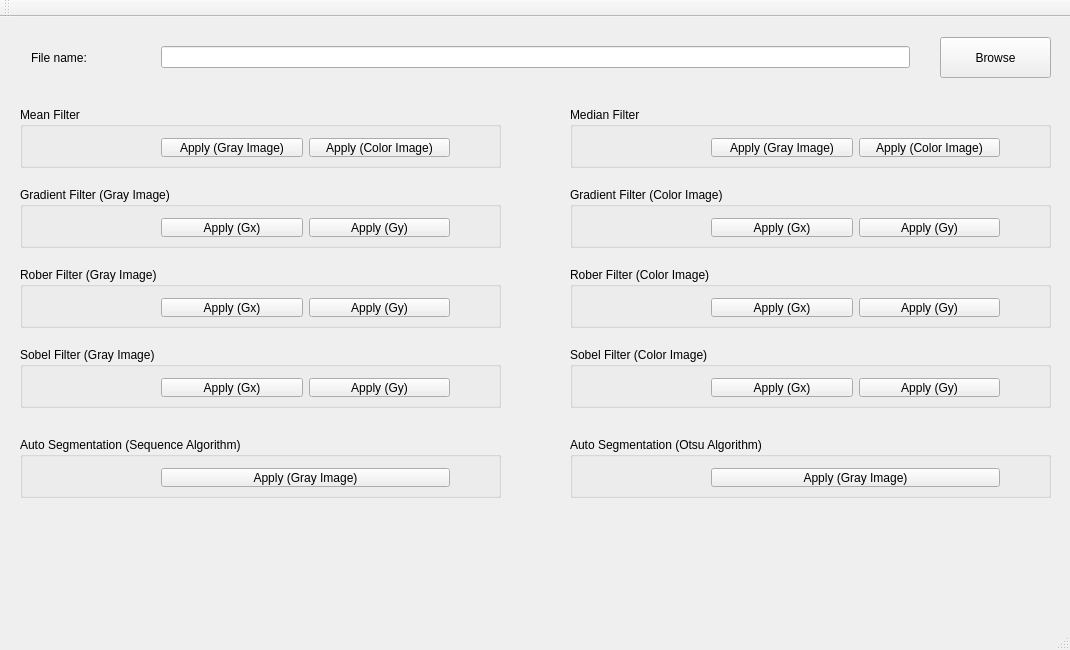
Above: src/ImageProcessingFilters/mainwindow.ui from luuthanhvan/Image-Processing before the change. Below: the same form after it.
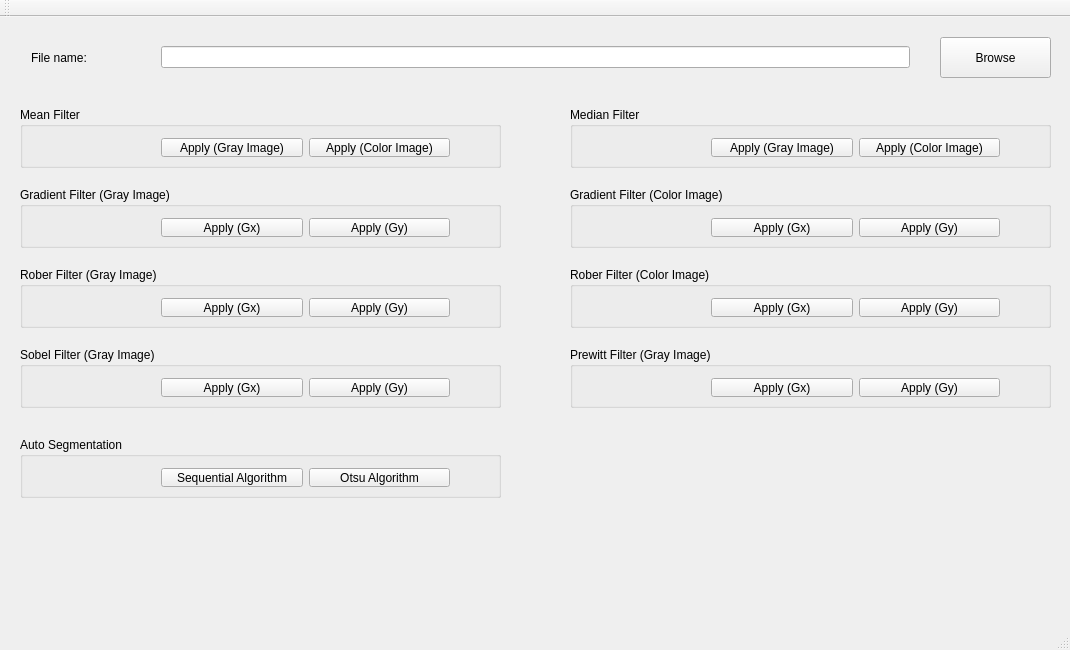
That is the form after the change.

Commit message: Update Otsu thresholder algorithm

The edit to the form file:
```diff
--- a/src/ImageProcessingFilters/mainwindow.ui
+++ b/src/ImageProcessingFilters/mainwindow.ui
@@ -334,45 +334,6 @@
      </layout>
     </widget>
    </widget>
-   <widget class="QGroupBox" name="gBox_sobelFilter_Color">
-    <property name="geometry">
-     <rect>
-      <x>570</x>
-      <y>330</y>
-      <width>481</width>
-      <height>61</height>
-     </rect>
-    </property>
-    <property name="title">
-     <string>Sobel Filter (Color Image)</string>
-    </property>
-    <widget class="QWidget" name="layoutWidget_12">
-     <property name="geometry">
-      <rect>
-       <x>130</x>
-       <y>20</y>
-       <width>311</width>
-       <height>41</height>
-      </rect>
-     </property>
-     <layout class="QHBoxLayout" name="horizontalLayout_sobelFilter_Color">
-      <item>
-       <widget class="QPushButton" name="btn_sobelFilter_Gx_Color">
-        <property name="text">
-         <string>Apply (Gx)</string>
-        </property>
-       </widget>
-      </item>
-      <item>
-       <widget class="QPushButton" name="btn_sobelFilter_Gy_Color">
-        <property name="text">
-         <string>Apply (Gy)</string>
-        </property>
-       </widget>
-      </item>
-     </layout>
-    </widget>
-   </widget>
    <widget class="QGroupBox" name="gBox_autoSegmentation">
     <property name="geometry">
      <rect>
@@ -383,7 +344,7 @@
      </rect>
     </property>
     <property name="title">
-     <string>Auto Segmentation (Sequence Algorithm)</string>
+     <string>Auto Segmentation</string>
     </property>
     <widget class="QWidget" name="layoutWidget_13">
      <property name="geometry">
@@ -398,39 +359,53 @@
       <item>
        <widget class="QPushButton" name="btn_autoSegmentation_Gray">
         <property name="text">
-         <string>Apply (Gray Image)</string>
+         <string>Sequential Algorithm</string>
         </property>
        </widget>
       </item>
-     </layout>
-    </widget>
-   </widget>
-   <widget class="QGroupBox" name="gBox_autoSegmentation_Otsu">
-    <property name="geometry">
-     <rect>
-      <x>570</x>
-      <y>420</y>
-      <width>481</width>
-      <height>61</height>
-     </rect>
-    </property>
-    <property name="title">
-     <string>Auto Segmentation (Otsu Algorithm)</string>
-    </property>
-    <widget class="QWidget" name="layoutWidget_14">
-     <property name="geometry">
-      <rect>
-       <x>130</x>
-       <y>20</y>
-       <width>311</width>
-       <height>41</height>
-      </rect>
-     </property>
-     <layout class="QHBoxLayout" name="horizontalLayout_autoSegmentation_Otsu">
       <item>
        <widget class="QPushButton" name="btn_autoSegmentation_Otsu_Gray">
         <property name="text">
-         <string>Apply (Gray Image)</string>
+         <string>Otsu Algorithm</string>
+        </property>
+       </widget>
+      </item>
+     </layout>
+    </widget>
+   </widget>
+   <widget class="QGroupBox" name="gBox_prewittFilter_Gray">
+    <property name="geometry">
+     <rect>
+      <x>570</x>
+      <y>330</y>
+      <width>481</width>
+      <height>61</height>
+     </rect>
+    </property>
+    <property name="title">
+     <string>Prewitt Filter (Gray Image)</string>
+    </property>
+    <widget class="QWidget" name="layoutWidget_11">
+     <property name="geometry">
+      <rect>
+       <x>130</x>
+       <y>20</y>
+       <width>311</width>
+       <height>41</height>
+      </rect>
+     </property>
+     <layout class="QHBoxLayout" name="horizontalLayout_prewittFilter_Gray">
+      <item>
+       <widget class="QPushButton" name="btn_prewittFilter_Gx_Gray">
+        <property name="text">
+         <string>Apply (Gx)</string>
+        </property>
+       </widget>
+      </item>
+      <item>
+       <widget class="QPushButton" name="btn_prewittFilter_Gy_Gray">
+        <property name="text">
+         <string>Apply (Gy)</string>
         </property>
        </widget>
       </item>
```
The commit also changes 3 other files.
